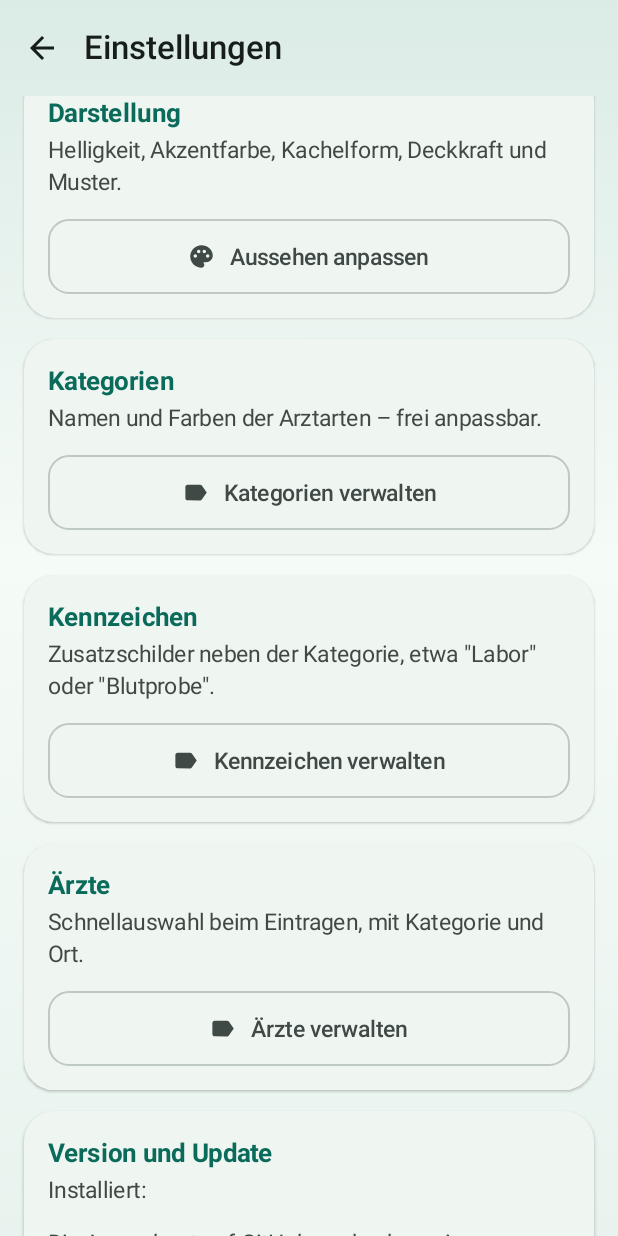
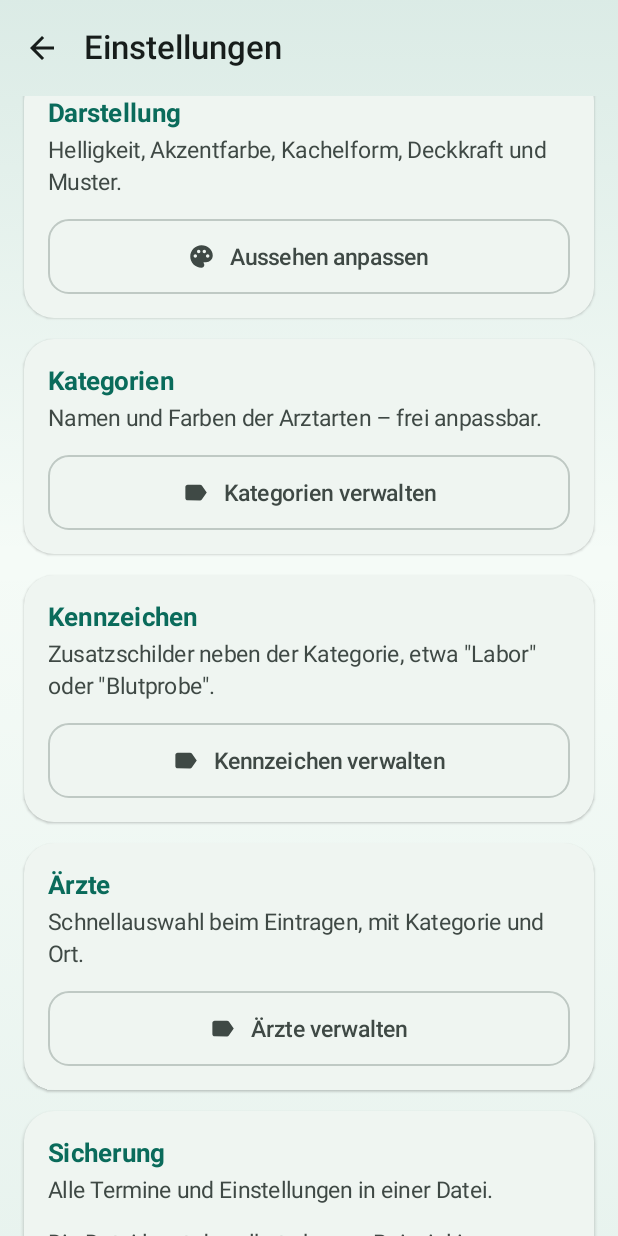
Before and after one commit to ProTech1982/meine-termine, an Android app built with Jetpack Compose: the SettingsScreen screen opened through its navigation route, scrolled down 532 dp, on a phone screen of 412 x 824 dp. Run offline under Robolectric (Android 15) with nearby library versions, the phone set to English and light mode, and no system bars; our stand-ins replace Room's generated code.

Commit message:
Sicherung und Wiederherstellung der Daten als JSON-Datei
Co-Authored-By: Claude Sonnet 5.5 <noreply@anthropic.com>

```diff
--- a/app/src/main/java/de/protech/termine/look/Appearance.kt
+++ b/app/src/main/java/de/protech/termine/look/Appearance.kt
@@ -88,6 +88,11 @@ class AppearanceStore(context: Context) {
     var value: Appearance by mutableStateOf(load())
         private set
 
+    /** Liest die Werte neu aus dem Speicher, etwa nach einer Wiederherstellung. */
+    fun reload() {
+        value = load()
+    }
+
     private fun load(): Appearance {
         val accentArgb = prefs.getInt(KEY_ACCENT, Accents.DEFAULT.toArgb())
         return Appearance(
--- a/app/src/main/java/de/protech/termine/ui/SettingsScreen.kt
+++ b/app/src/main/java/de/protech/termine/ui/SettingsScreen.kt
@@ -43,6 +43,11 @@ import androidx.compose.material3.TextButton
 import androidx.compose.material3.TopAppBar
 import androidx.compose.material3.TopAppBarDefaults
 import androidx.compose.ui.graphics.Color
+import android.net.Uri
+import android.widget.Toast
+import androidx.activity.compose.rememberLauncherForActivityResult
+import androidx.activity.result.contract.ActivityResultContracts
+import de.protech.termine.data.Backup
 import androidx.compose.runtime.Composable
 import androidx.compose.runtime.getValue
 import androidx.compose.runtime.mutableStateOf
@@ -97,6 +102,26 @@ fun SettingsScreen(
     val context = LocalContext.current
     val scope = rememberCoroutineScope()
     var updateState by remember { mutableStateOf<UpdateState>(UpdateState.Idle) }
+    var confirmRestore by remember { mutableStateOf(false) }
+
+    val createBackup = rememberLauncherForActivityResult(
+        ActivityResultContracts.CreateDocument("application/json")
+    ) { uri: Uri? ->
+        if (uri != null) scope.launch {
+            Backup.write(context, uri)
+                .onSuccess { Toast.makeText(context, "Sicherung gespeichert ($it Einträge)", Toast.LENGTH_LONG).show() }
+                .onFailure { Toast.makeText(context, "Sicherung fehlgeschlagen: ${it.message}", Toast.LENGTH_LONG).show() }
+        }
+    }
+    val openBackup = rememberLauncherForActivityResult(
+        ActivityResultContracts.OpenDocument()
+    ) { uri: Uri? ->
+        if (uri != null) scope.launch {
+            Backup.restore(context, uri)
+                .onSuccess { Toast.makeText(context, "Wiederhergestellt ($it Einträge)", Toast.LENGTH_LONG).show() }
+                .onFailure { Toast.makeText(context, "Wiederherstellen fehlgeschlagen: ${it.message}", Toast.LENGTH_LONG).show() }
+        }
+    }
 
     Scaffold(
         containerColor = Color.Transparent,
@@ -226,6 +251,35 @@ fun SettingsScreen(
                 }
             }
 
+            /* --- Sicherung --- */
+            SettingsCard(
+                title = "Sicherung",
+                subtitle = "Alle Termine und Einstellungen in einer Datei."
+            ) {
+                Text(
+                    text = "Die Datei legst du selbst ab, zum Beispiel in Downloads oder in der Cloud. " +
+                        "Sie übersteht eine Neuinstallation der App.",
+                    style = MaterialTheme.typography.bodyMedium,
+                    color = MaterialTheme.colorScheme.onSurfaceVariant
+                )
+                Spacer(Modifier.height(14.dp))
+                Button(
+                    onClick = { createBackup.launch(Backup.suggestedName()) },
+                    shape = fieldShape(),
+                    modifier = Modifier
+                        .fillMaxWidth()
+                        .height(50.dp)
+                ) { Text("Sicherung speichern") }
+                Spacer(Modifier.height(8.dp))
+                OutlinedButton(
+                    onClick = { confirmRestore = true },
+                    shape = fieldShape(),
+                    modifier = Modifier
+                        .fillMaxWidth()
+                        .height(50.dp)
+                ) { Text("Sicherung wiederherstellen") }
+            }
+
             /* --- Update --- */
             SettingsCard(
                 title = "Version und Update",
@@ -321,6 +375,23 @@ fun SettingsScreen(
 
             Spacer(Modifier.height(32.dp))
         }
+    }
+
+    if (confirmRestore) {
+        AlertDialog(
+            onDismissRequest = { confirmRestore = false },
+            title = { Text("Sicherung wiederherstellen?") },
+            text = { Text("Alle jetzigen Termine und Einstellungen werden durch die Sicherung ersetzt.") },
+            confirmButton = {
+                TextButton(onClick = {
+                    confirmRestore = false
+                    openBackup.launch(arrayOf("application/json", "text/plain", "*/*"))
+                }) { Text("Wiederherstellen") }
+            },
+            dismissButton = {
+                TextButton(onClick = { confirmRestore = false }) { Text("Abbrechen") }
+            }
+        )
     }
 
     /* --- Dialoge zur Update-Suche --- */
```
Also changed, not shown: app/src/main/java/de/protech/termine/data/Backup.kt (added, +204 -0 lines).
